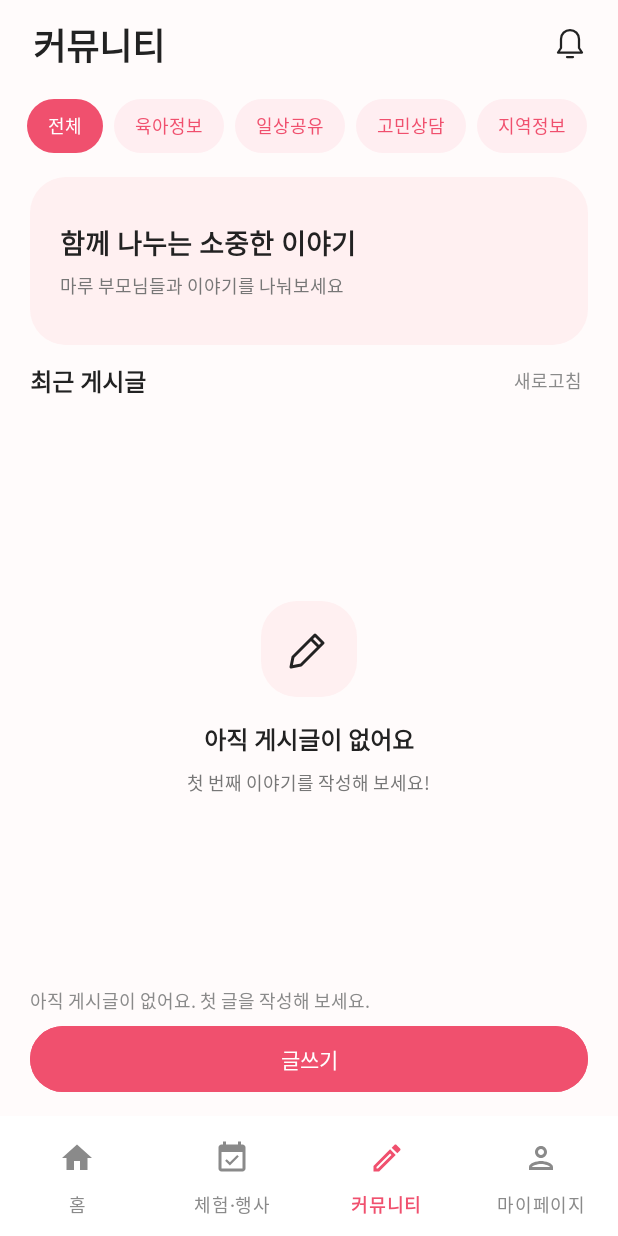
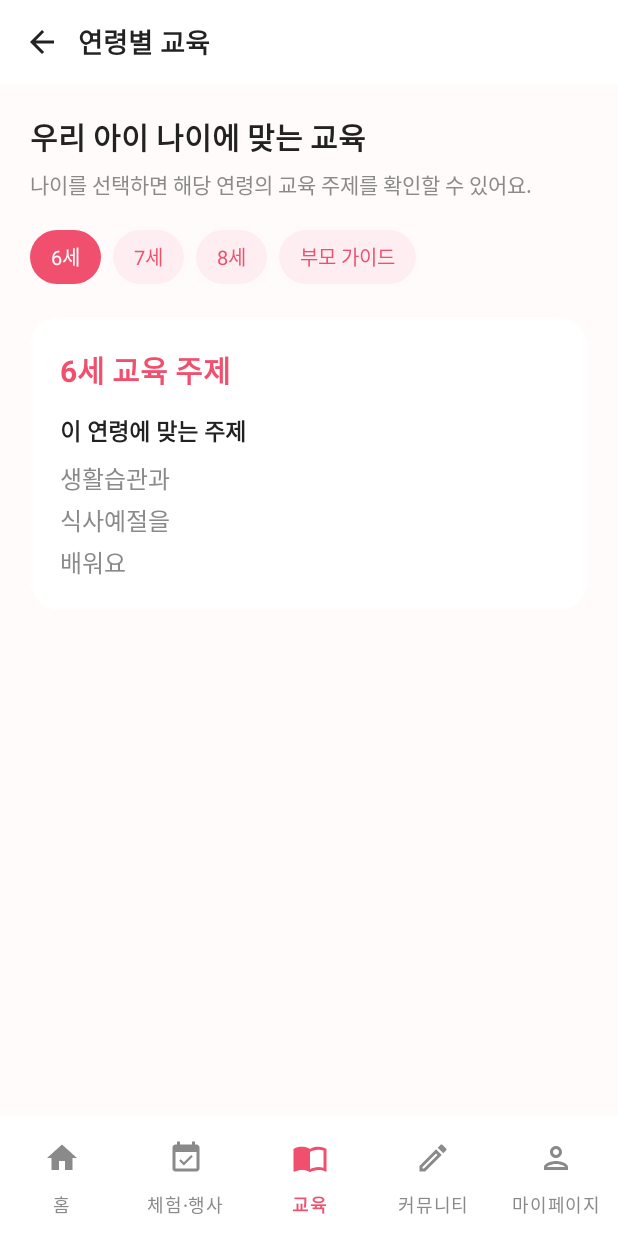
Before and after one commit to kodaeung12/Maru, an Android app: the CommunityFragment screen opened through its navigation route, item 3 of the bottom bar chosen, on a phone screen of 412 x 824 dp. Run offline under Robolectric (Android 15) with nearby library versions, the phone set to English and light mode, and no system bars; our stand-ins replace Firebase (no records; nobody signed in at launch, a user with empty details on screens opened directly), navigation-ui; 1 statement that could not run was skipped.

Commit message:
기본베이스

```diff
--- /dev/null
+++ b/app/src/main/java/com/project/maru/AgeEducationFragment.kt
@@ -0,0 +1,55 @@
+package com.project.maru
+
+import android.os.Bundle
+import android.view.View
+import android.widget.TextView
+import androidx.core.content.ContextCompat
+import androidx.fragment.app.Fragment
+import androidx.navigation.fragment.findNavController
+
+class AgeEducationFragment : Fragment(R.layout.fragment_age_edu) {
+    override fun onViewCreated(view: View, savedInstanceState: Bundle?) {
+        super.onViewCreated(view, savedInstanceState)
+        val navController = findNavController()
+        view.findViewById<TextView>(R.id.tvTopTitle).text = getString(R.string.title_age_edu)
+        view.findViewById<View>(R.id.btnBack).setOnClickListener { navController.navigateUp() }
+
+        val title = view.findViewById<TextView>(R.id.tvAgeEducationTitle)
+        val description = view.findViewById<TextView>(R.id.tvAgeEducationDescription)
+        val tabs = mapOf(
+            "6" to (R.id.tabAge6 to R.string.age6_text),
+            "7" to (R.id.tabAge7 to R.string.age7_text),
+            "8" to (R.id.tabAge8 to R.string.age8_text),
+            "parent" to (R.id.tabAgeParent to R.string.guide_text)
+        )
+
+        fun selectCategory(category: String) {
+            val normalized = category.takeIf { tabs.containsKey(it) } ?: "6"
+            tabs.forEach { (key, pair) ->
+                val (tabId, _) = pair
+                val tab = view.findViewById<TextView>(tabId)
+                val selected = key == normalized
+                tab.setBackgroundResource(if (selected) R.drawable.community_chip_on else R.drawable.community_chip_off)
+                tab.setTextColor(ContextCompat.getColor(
+                    requireContext(),
+                    if (selected) android.R.color.white else R.color.maru_pink
+                ))
+            }
+
+            if (normalized == "parent") {
+                title.text = getString(R.string.age_education_parent_title)
+            } else {
+                title.text = getString(R.string.age_education_title, normalized.toInt())
+            }
+            description.setText(tabs.getValue(normalized).second)
+            view.findViewById<View>(R.id.tabAge6).contentDescription = getString(R.string.age_education_tab_description, 6)
+            view.findViewById<View>(R.id.tabAge7).contentDescription = getString(R.string.age_education_tab_description, 7)
+            view.findViewById<View>(R.id.tabAge8).contentDescription = getString(R.string.age_education_tab_description, 8)
+        }
+
+        tabs.forEach { (category, pair) ->
+            view.findViewById<View>(pair.first).setOnClickListener { selectCategory(category) }
+        }
+        selectCategory(arguments?.getString("category").orEmpty())
+    }
+}
--- a/app/src/main/java/com/project/maru/CommunityFragment.kt
+++ b/app/src/main/java/com/project/maru/CommunityFragment.kt
@@ -23,6 +23,7 @@ class CommunityFragment : Fragment(R.layout.fragment_community) {
     override fun onViewCreated(view: View, savedInstanceState: Bundle?) {
         super.onViewCreated(view, savedInstanceState)
         _binding = FragmentCommunityBinding.bind(view)
+        ScheduleUi.bindBellBadge(this, binding.viewBellDot)
 
         val currentUserId = auth.currentUser?.uid ?: ""
         adapter = CommunityPostAdapter(currentUserId) { post ->
--- a/app/src/main/java/com/project/maru/HomeFragment.kt
+++ b/app/src/main/java/com/project/maru/HomeFragment.kt
@@ -35,14 +35,7 @@ class HomeFragment : Fragment(R.layout.fragment_home) {
 
         HomeSearch.bind(this, view)
 
-        // ---------- 카테고리 버튼 6개 ----------
-        view.findViewById<View>(R.id.catExperience).setOnClickListener {
-            nav.navigate(R.id.action_home_to_experience)
-        }
-        view.findViewById<View>(R.id.catAgeEdu).setOnClickListener {
-            nav.navigate(R.id.action_home_to_ageEdu)
-        }
-        // 문화·예술 / 자연·생태 / 축제·행사 / 가족 나들이 → 체험·행사 화면 (어떤 카테고리인지 같이 전달)
+        // ---------- 홈 카테고리: 문화·예술 / 자연·생태 / 축제·행사 / 가족 나들이 ----------
         view.findViewById<View>(R.id.catCulture).setOnClickListener {
             nav.navigate(R.id.action_home_to_experience, bundleOf("category" to getString(R.string.cat_culture)))
         }
@@ -57,8 +50,13 @@ class HomeFragment : Fragment(R.layout.fragment_home) {
         }
 
         // ---------- 연령 추천 배너 (>) → 연령별 교육 ----------
-        view.findViewById<View>(R.id.bannerRecommend).setOnClickListener { nav.navigate(R.id.action_home_to_ageEdu) }
-        view.findViewById<View>(R.id.btnRecommendArrow).setOnClickListener { nav.navigate(R.id.action_home_to_ageEdu) }
+        val defaultAgeCategory = resources.getInteger(R.integer.child_age).toString()
+        view.findViewById<View>(R.id.bannerRecommend).setOnClickListener {
+            nav.navigate(R.id.action_home_to_ageEdu, bundleOf("category" to defaultAgeCategory))
+        }
+        view.findViewById<View>(R.id.btnRecommendArrow).setOnClickListener {
+            nav.navigate(R.id.action_home_to_ageEdu, bundleOf("category" to defaultAgeCategory))
+        }
 
         // ---------- 추천 체험 "전체보기 >" → 체험·행사 ----------
         view.findViewById<View>(R.id.tvMoreExperience).setOnClickListener {
@@ -74,8 +72,13 @@ class HomeFragment : Fragment(R.layout.fragment_home) {
         }
 
         // ---------- 연령별 교육 "전체보기 >" 와 카드들 → 연령별 교육 ----------
-        listOf(R.id.tvMoreAge, R.id.age6, R.id.age7, R.id.age8, R.id.ageGuide).forEach { id ->
-            view.findViewById<View>(id).setOnClickListener { nav.navigate(R.id.action_home_to_ageEdu) }
+        view.findViewById<View>(R.id.tvMoreAge).setOnClickListener {
+            nav.navigate(R.id.action_home_to_ageEdu, bundleOf("category" to defaultAgeCategory))
+        }
+        listOf(R.id.age6 to "6", R.id.age7 to "7", R.id.age8 to "8", R.id.ageGuide to "parent").forEach { (id, category) ->
+            view.findViewById<View>(id).setOnClickListener {
+                nav.navigate(R.id.action_home_to_ageEdu, bundleOf("category" to category))
+            }
         }
 
         // ---------- 준비물과 안전수칙 (>) → 준비물과 안전수칙 ----------
--- a/app/src/main/java/com/project/maru/MyPageFragment.kt
+++ b/app/src/main/java/com/project/maru/MyPageFragment.kt
@@ -29,6 +29,7 @@ class MyPageFragment : Fragment(R.layout.fragment_mypage) {
     override fun onViewCreated(view: View, savedInstanceState: Bundle?) {
         super.onViewCreated(view, savedInstanceState)
         _binding = FragmentMypageBinding.bind(view)
+        ScheduleUi.bindBellBadge(this, binding.viewBellDot)
 
         val user = auth.currentUser
         val currentUserId = user?.uid ?: ""
--- a/app/src/main/java/com/project/maru/ScheduleUi.kt
+++ b/app/src/main/java/com/project/maru/ScheduleUi.kt
@@ -1,13 +1,9 @@
 package com.project.maru
 
 import android.Manifest
-import android.app.AlarmManager
 import android.app.DatePickerDialog
 import android.app.TimePickerDialog
-import android.content.Intent
-import android.net.Uri
 import android.os.Bundle
-import android.provider.Settings
 import android.view.View
 import android.widget.*
 import androidx.appcompat.app.AlertDialog
@@ -31,22 +27,62 @@ internal object ScheduleUi {
         val rows = view.findViewById<LinearLayout>(R.id.layoutScheduleItems)
         var selected = LocalDate.now()
         val render: () -> Unit = {
-            view.findViewById<TextView>(R.id.textScheduleDate).text = "${selected} 일정"
+            val textScheduleDate = view.findViewById<TextView>(R.id.textScheduleDate)
+            val dateItems = ScheduleSync.items.filter { it.date == selected }
+            textScheduleDate.text = "${selected} 일정"
+            view.findViewById<View>(R.id.viewSelectedDateDot).visibility =
+                if (dateItems.isNotEmpty()) View.VISIBLE else View.GONE
             rows.removeAllViews()
-            val items = ScheduleSync.items.filter { it.date == selected }
-            if (items.isEmpty()) rows.addView(TextView(activity).apply { text = "등록된 일정이 없어요. + 버튼으로 추가해 보세요."; setPadding(0,16,0,16) })
-            items.forEach { item -> rows.addView(Button(activity).apply {
-                text = "${timeLabel(item.startsAt).takeLast(5)}  ${item.title}\n${reminderLabel(item.reminderMinutes)}"
-                isAllCaps = false
-                setOnClickListener { showEditor(activity, item = item) }
-            }) }
-            val upcoming = ScheduleSync.items.count { it.startsAt >= System.currentTimeMillis() }
-            view.findViewById<View>(R.id.viewBellDot).visibility = if(upcoming > 0) View.VISIBLE else View.GONE
-            view.findViewById<TextView>(R.id.textScheduleState).text = ScheduleSync.error ?: when {
-                !ScheduleSync.ready -> "일정을 불러오는 중이에요."
-                !ScheduleAlarms.notificationsEnabled(activity) -> "휴대폰 알림이 꺼져 있어요. 알림 설정을 확인해 주세요."
-                !activity.getSystemService(AlarmManager::class.java).canScheduleExactAlarms() -> "정확한 알림을 허용하지 않으면 알림이 늦을 수 있어요."
-                else -> "다가오는 일정 ${upcoming}개 · 일정을 눌러 수정하거나 삭제하세요."
+            dateItems.forEach { item ->
+                val row = LinearLayout(activity).apply {
+                    orientation = LinearLayout.HORIZONTAL
+                    gravity = android.view.Gravity.CENTER_VERTICAL
+                    setPadding(dp(activity, 12), dp(activity, 10), dp(activity, 12), dp(activity, 10))
+                    background = androidx.core.content.ContextCompat.getDrawable(activity, R.drawable.bg_mypage_profile)
+                    isClickable = true
+                    isFocusable = true
+                    setOnClickListener { showEditor(activity, item = item) }
+                }
+                row.addView(View(activity).apply {
+                    background = androidx.core.content.ContextCompat.getDrawable(activity, R.drawable.bg_red_dot)
+                }, LinearLayout.LayoutParams(dp(activity, 8), dp(activity, 8)))
+                val textColumn = LinearLayout(activity).apply {
+                    orientation = LinearLayout.VERTICAL
+                    setPadding(dp(activity, 10), 0, 0, 0)
+                }
+                textColumn.addView(TextView(activity).apply {
+                    text = "${timeLabel(item.startsAt).takeLast(5)}  ${item.title}"
+                    setTextColor(android.graphics.Color.rgb(48, 48, 48))
+                    textSize = 14f
+                    setTypeface(typeface, android.graphics.Typeface.BOLD)
+                })
+                textColumn.addView(TextView(activity).apply {
+                    text = reminderLabel(item.reminderMinutes)
+                    setTextColor(android.graphics.Color.rgb(135, 128, 126))
+                    textSize = 12f
+                    setPadding(0, dp(activity, 3), 0, 0)
+                })
+                row.addView(textColumn, LinearLayout.LayoutParams(0, android.view.ViewGroup.LayoutParams.WRAP_CONTENT, 1f))
+                val rowParams = LinearLayout.LayoutParams(android.view.ViewGroup.LayoutParams.MATCH_PARENT, android.view.ViewGroup.LayoutParams.WRAP_CONTENT)
+                rowParams.bottomMargin = dp(activity, 8)
+                rows.addView(row, rowParams)
+            }
+            val now = System.currentTimeMillis()
+            val hasScheduledAlert = ScheduleSync.ready && ScheduleSync.items.any {
+                it.startsAt >= now && it.alarmAt?.let { alarmAt -> alarmAt >= now } == true
+            }
+            view.findViewById<View>(R.id.viewBellDot).visibility = if (hasScheduledAlert) View.VISIBLE else View.GONE
+            val stateText = view.findViewById<TextView>(R.id.textScheduleState)
+            when {
+                ScheduleSync.error != null -> {
+                    stateText.text = ScheduleSync.error
+                    stateText.visibility = View.VISIBLE
+                }
+                !ScheduleSync.ready -> {
+                    stateText.text = "일정을 불러오는 중이에요."
+                    stateText.visibility = View.VISIBLE
+                }
+                else -> stateText.visibility = View.GONE
             }
         }
         calendar.setOnDateChangeListener { _, y, m, d -> selected = LocalDate.of(y,m+1,d); render() }
@@ -56,7 +92,6 @@ internal object ScheduleUi {
             (it as Button).text = if(calendar.visibility == View.VISIBLE) "달력 접기" else "달력 펼치기"
         }
         view.findViewById<View>(R.id.btnBell).setOnClickListener { showNotifications(activity) }
-        view.findViewById<View>(R.id.buttonScheduleSettings).setOnClickListener { showSettings(activity) }
         fragment.viewLifecycleOwner.lifecycle.addObserver(object: DefaultLifecycleObserver {
             override fun onStart(owner: LifecycleOwner) { ScheduleSync.subscribe(render) }
             override fun onStop(owner: LifecycleOwner) { ScheduleSync.unsubscribe(render) }
@@ -70,16 +105,21 @@ internal object ScheduleUi {
         if(items.isEmpty()) dialog.setMessage(ScheduleSync.error ?: "다가오는 일정이 없어요. 달력에 일정을 추가해 보세요.")
         else dialog.setItems(items.map { "${timeLabel(it.startsAt)}  ${it.title}\n${reminderLabel(it.reminderMinutes)}" }.toTypedArray()) { _, index -> showEditor(activity,item=items[index]) }
         dialog.setPositiveButton("일정 추가") { _, _ -> showEditor(activity) }
-            .setNeutralButton("알림 설정") { _, _ -> showSettings(activity) }.setNegativeButton("닫기",null).show()
+            .setNegativeButton("닫기",null).show()
     }
 
-    fun showSettings(activity: FragmentActivity) {
-        AlertDialog.Builder(activity).setTitle("일정 알림 설정")
-            .setMessage("휴대폰 알림과 정확한 알림을 허용하면 지정한 시간에 일정을 알려드려요. 정확한 알림을 허용하지 않으면 늦게 도착할 수 있어요.")
-            .setPositiveButton("휴대폰 알림") { _, _ ->
-                activity.startActivity(Intent(Settings.ACTION_APP_NOTIFICATION_SETTINGS).putExtra(Settings.EXTRA_APP_PACKAGE,activity.packageName))
-            }.setNeutralButton("정확한 알림") { _, _ -> activity.startActivity(Intent(Settings.ACTION_REQUEST_SCHEDULE_EXACT_ALARM,Uri.parse("package:${activity.packageName}"))) }
-            .setNegativeButton("닫기",null).show()
+    fun bindBellBadge(fragment: Fragment, dot: View) {
+        val update: () -> Unit = {
+            val now = System.currentTimeMillis()
+            val hasScheduledAlert = ScheduleSync.ready && ScheduleSync.items.any {
+                it.startsAt >= now && it.alarmAt?.let { alarmAt -> alarmAt >= now } == true
+            }
+            dot.visibility = if (hasScheduledAlert) View.VISIBLE else View.GONE
+        }
+        fragment.viewLifecycleOwner.lifecycle.addObserver(object : DefaultLifecycleObserver {
+            override fun onStart(owner: LifecycleOwner) { ScheduleSync.subscribe(update) }
+            override fun onStop(owner: LifecycleOwner) { ScheduleSync.unsubscribe(update) }
+        })
     }
 
     fun showEditor(activity: FragmentActivity, date: LocalDate = LocalDate.now(), initialTitle: String = "", initialNote: String = "", eventId: String = "", item: Schedule? = null) {
@@ -129,4 +169,7 @@ internal object ScheduleUi {
         }
         dialog.show()
     }
+
+    private fun dp(activity: FragmentActivity, value: Int): Int =
+        (value * activity.resources.displayMetrics.density).toInt()
 }
--- /dev/null
+++ b/app/src/main/res/layout/fragment_age_edu.xml
@@ -0,0 +1,106 @@
+<?xml version="1.0" encoding="utf-8"?>
+<LinearLayout xmlns:android="http://schemas.android.com/apk/res/android"
+    android:layout_width="match_parent"
+    android:layout_height="match_parent"
+    android:background="@color/page_bg"
+    android:orientation="vertical">
+
+    <include layout="@layout/layout_top_bar" />
+
+    <ScrollView
+        android:layout_width="match_parent"
+        android:layout_height="match_parent"
+        android:fillViewport="true">
+
+        <LinearLayout
+            android:layout_width="match_parent"
+            android:layout_height="wrap_content"
+            android:orientation="vertical"
+            android:padding="20dp">
+
+            <TextView
+                android:layout_width="match_parent"
+                android:layout_height="wrap_content"
+                android:text="@string/age_education_choose_title"
+                android:textColor="@color/text_dark"
+                android:textSize="20sp"
+                android:textStyle="bold" />
+
+            <TextView
+                android:layout_width="match_parent"
+                android:layout_height="wrap_content"
+                android:layout_marginTop="6dp"
+                android:text="@string/age_education_choose_description"
+                android:textColor="@color/text_gray"
+                android:textSize="14sp" />
+
+            <HorizontalScrollView
+                android:layout_width="match_parent"
+                android:layout_height="wrap_content"
+                android:layout_marginTop="20dp"
+                android:scrollbars="none">
+
+                <LinearLayout
+                    android:layout_width="wrap_content"
+                    android:layout_height="wrap_content"
+                    android:orientation="horizontal">
+
+                    <TextView
+                        android:id="@+id/tabAge6"
+                        style="@style/AgeEducationTab"
+                        android:text="@string/age6_badge" />
+
+                    <TextView
+                        android:id="@+id/tabAge7"
+                        style="@style/AgeEducationTab"
+                        android:text="@string/age7_badge" />
+
+                    <TextView
+                        android:id="@+id/tabAge8"
+                        style="@style/AgeEducationTab"
+                        android:text="@string/age8_badge" />
+
+                    <TextView
+                        android:id="@+id/tabAgeParent"
+                        style="@style/AgeEducationTab"
+                        android:text="@string/guide_badge" />
+                </LinearLayout>
+            </HorizontalScrollView>
+
+            <LinearLayout
+                android:layout_width="match_parent"
+                android:layout_height="wrap_content"
+                android:layout_marginTop="22dp"
+                android:background="@drawable/bg_round_20"
+                android:orientation="vertical"
+                android:padding="20dp">
+
+                <TextView
+                    android:id="@+id/tvAgeEducationTitle"
+                    android:layout_width="match_parent"
+                    android:layout_height="wrap_content"
+                    android:textColor="@color/maru_pink"
+                    android:textSize="20sp"
+                    android:textStyle="bold" />
+
+                <TextView
+                    android:layout_width="match_parent"
+                    android:layout_height="wrap_content"
+                    android:layout_marginTop="14dp"
+                    android:text="@string/age_education_topic_label"
+                    android:textColor="@color/text_dark"
+                    android:textSize="15sp"
+                    android:textStyle="bold" />
+
+                <TextView
+                    android:id="@+id/tvAgeEducationDescription"
+                    android:layout_width="match_parent"
+                    android:layout_height="wrap_content"
+                    android:layout_marginTop="8dp"
+                    android:lineSpacingExtra="4dp"
+                    android:textColor="@color/text_gray"
+                    android:textSize="16sp" />
+            </LinearLayout>
+        </LinearLayout>
+    </ScrollView>
+</LinearLayout>
--- a/app/src/main/res/menu/bottom_nav_menu.xml
+++ b/app/src/main/res/menu/bottom_nav_menu.xml
@@ -14,6 +14,11 @@
         android:title="@string/title_experience" />
 
     <item
+        android:id="@+id/ageEduFragment"
+        android:icon="@drawable/ic_menu_book"
+        android:title="@string/title_education" />
+
+    <item
         android:id="@+id/communityFragment"
         android:icon="@drawable/ic_edit"
         android:title="@string/title_community" />
--- a/app/src/main/res/navigation/nav_graph.xml
+++ b/app/src/main/res/navigation/nav_graph.xml
@@ -36,9 +36,14 @@
     <!-- 2. 연령별 교육 -->
     <fragment
         android:id="@+id/ageEduFragment"
-        android:name="com.project.maru.PlaceholderFragment"
+        android:name="com.project.maru.AgeEducationFragment"
         android:label="@string/title_age_edu"
-        tools:layout="@layout/fragment_placeholder" />
+        tools:layout="@layout/fragment_age_edu">
+        <argument
+            android:name="category"
+            android:defaultValue="6"
+            app:argType="string" />
+    </fragment>
 
     <!-- 3. 준비물과 안전수칙 -->
     <fragment
--- a/app/src/main/res/values/strings.xml
+++ b/app/src/main/res/values/strings.xml
@@ -105,6 +105,7 @@
     <integer name="child_age">6</integer>
     <string name="title_home">홈</string>
     <string name="title_experience">체험·행사</string>
+    <string name="title_education">교육</string>
     <string name="title_age_edu">연령별 교육</string>
     <string name="title_safety">준비물과 안전수칙</string>
     <string name="title_search">검색</string>
@@ -180,6 +181,12 @@
    <string name="age8_text">친구와의 관계와\n감정 표현을\n배워요</string>
    <string name="guide_badge">부모 가이드</string>
    <string name="guide_text">아이와의\n대화 방법을\n배워보세요</string>
+   <string name="age_education_choose_title">우리 아이 나이에 맞는 교육</string>
+   <string name="age_education_choose_description">나이를 선택하면 해당 연령의 교육 주제를 확인할 수 있어요.</string>
+   <string name="age_education_title">%1$d세 교육 주제</string>
+   <string name="age_education_parent_title">부모 가이드</string>
+   <string name="age_education_topic_label">이 연령에 맞는 주제</string>
+   <string name="age_education_tab_description">%1$d세 교육 선택</string>
    <string name="safety_small">체험 전 꼭 확인하세요!</string>
    <string name="safety_title">준비물과 안전수칙을\n미리 확인해요.</string>
     <string name="similar_events_no_history">행사 상세를 먼저 확인해 주세요.</string>
--- a/app/src/main/res/values/themes.xml
+++ b/app/src/main/res/values/themes.xml
@@ -175,6 +175,19 @@
         <item name="android:textColor">@color/text_dark</item>
         <item name="android:lineSpacingExtra">2sp</item>
     </style>
+    <style name="AgeEducationTab">
+        <item name="android:layout_width">wrap_content</item>
+        <item name="android:layout_height">36dp</item>
+        <item name="android:layout_marginEnd">8dp</item>
+        <item name="android:background">@drawable/community_chip_off</item>
+        <item name="android:clickable">true</item>
+        <item name="android:focusable">true</item>
+        <item name="android:gravity">center</item>
+        <item name="android:paddingStart">14dp</item>
+        <item name="android:paddingEnd">14dp</item>
+        <item name="android:textColor">@color/maru_pink</item>
+        <item name="android:textSize">13sp</item>
+    </style>
     <style name="AgeImage">
         <item name="android:layout_width">50dp</item>
         <item name="android:layout_height">50dp</item>
```
Also changed, not shown: app/src/main/java/com/project/maru/DetailActivity.kt (+13 -10 lines), app/src/main/java/com/project/maru/HomeActivity.kt (+23 -0 lines), app/src/main/res/layout/fragment_community.xml (+22 -7 lines), app/src/main/res/layout/fragment_home.xml (+13 -29 lines), app/src/main/res/layout/fragment_mypage.xml (+22 -7 lines), app/src/main/res/layout/layout_bottom_nav.xml (+25 -1 lines).
